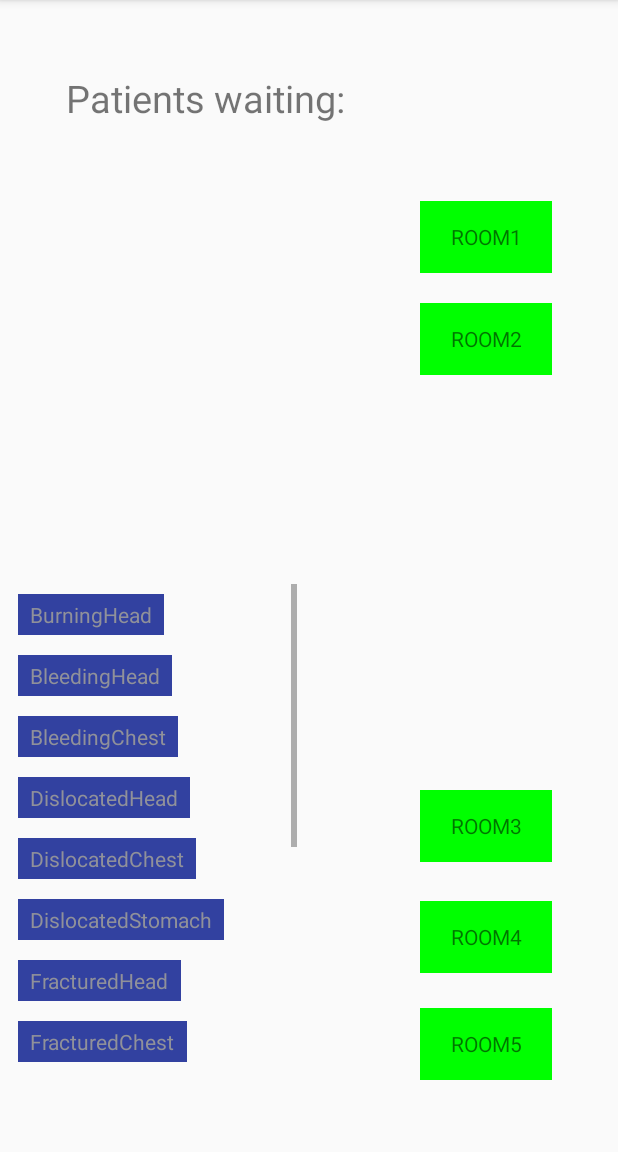
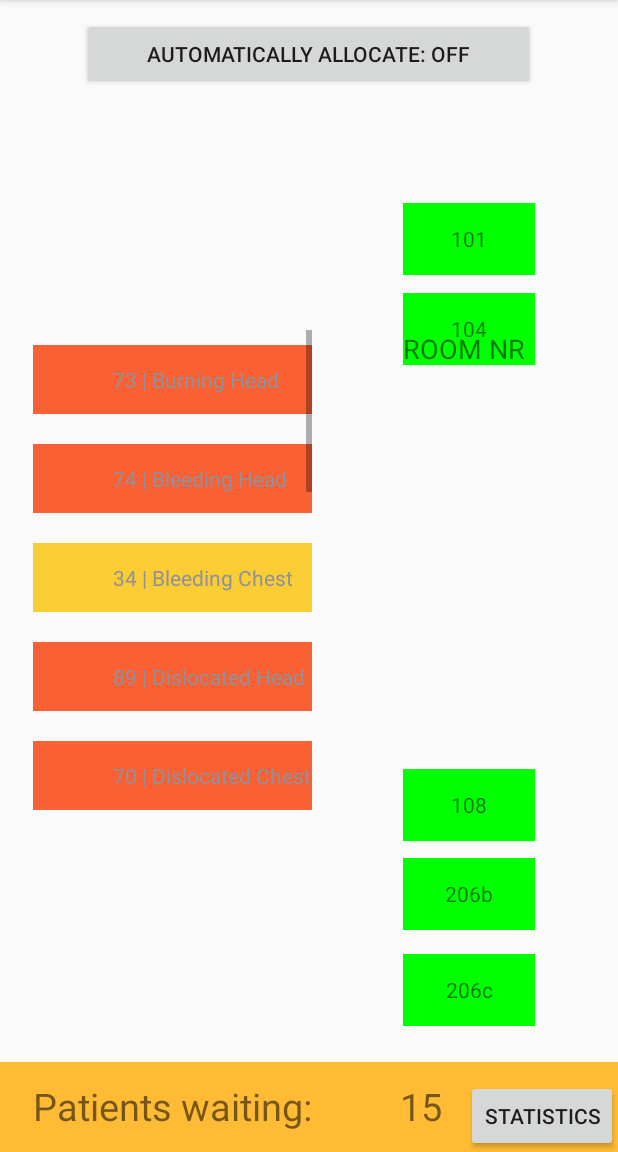
Before and after one commit to CSE-Hack-18/ER-To-Go, an Android app: the RoomsAndPatientsQueue screen opened directly, with no data from a screen before it, on a phone screen of 412 x 824 dp, the part 84-1236 px from its top. Run offline under Robolectric (Android 15) with nearby library versions, the phone set to English and light mode, and no system bars.

Commit message:
improves doctor functionality

```diff
--- /dev/null
+++ b/ERToGo/app/src/main/java/com/er_to_go/MockPatients.java
@@ -0,0 +1,15 @@
+package com.er_to_go;
+
+import android.os.AsyncTask;
+
+
+public class MockPatients extends AsyncTask<Void, Void, Void> {
+
+    @Override
+    protected Void doInBackground(Void... voids) {
+
+        return null;
+
+    }
+
+}
--- a/ERToGo/app/src/main/java/com/er_to_go/RoomsAndPatientsQueue.java
+++ b/ERToGo/app/src/main/java/com/er_to_go/RoomsAndPatientsQueue.java
@@ -10,29 +10,18 @@ import android.widget.LinearLayout;
 import android.widget.TextView;
 
 import java.util.ArrayList;
-import java.util.List;
-
 
 public class RoomsAndPatientsQueue extends AppCompatActivity {
-    private TextView head;
 
-    private LinearLayout waiting_list;
+    public TextView waiting_count;
 
-    private String[] sampleText = {
-            "Bleeding Leg",
-            "Fractured back",
-            "Cracked skull",
-            "Dislocated Shoulder",
-            "Bleeding skull",
+    public LinearLayout waiting_list;
 
-
-    };
-
-    private String[] sampleVerb = {
+    public static String[] sampleVerb = {
             "Bruising", "Burning", "Bleeding", "Dislocated", "Fractured", "Other"
     };
 
-    private String[] sampleBody = {
+    public static String[] sampleBody = {
             "Head", "Chest", "Stomach", "Arm", "Leg", "Leg"
     };
 
@@ -44,17 +33,15 @@ public class RoomsAndPatientsQueue extends AppCompatActivity {
     protected void onCreate(Bundle savedInstanceState) {
         super.onCreate(savedInstanceState);
         setContentView(R.layout.activity_rooms_and_patients_queue);
-        //head = findViewById(R.id.textView5);
-        //head.setAlpha(0.99f);
+        waiting_count = findViewById(R.id.waiting_count);
 
         waiting_list = (LinearLayout) findViewById(R.id.waiting_list);
 
-
         LinearLayout.LayoutParams params = new LinearLayout.LayoutParams(
-                LinearLayout.LayoutParams.WRAP_CONTENT,
+                500,
                 LinearLayout.LayoutParams.WRAP_CONTENT
         );
-        params.setMargins(0, 10, 0, 10);
+        params.setMargins(0, 15, 0, 15);
 
         for (int i = 0; i < 6; i++) {
             for (int j = 0; j < 6; j++) {
@@ -62,18 +49,29 @@ public class RoomsAndPatientsQueue extends AppCompatActivity {
                     break;
                 }
 
+                int rand = (int) (Math.random() * 100);
+
                 TextView tv = new TextView(getApplicationContext());
-                tv.setText(sampleVerb[i] + sampleBody[j]);
+                tv.setText(rand + " | " + sampleVerb[i] + " " + sampleBody[j]);
                 tv.setAlpha(0.99f);
                 tv.setOnLongClickListener(longClickListener);
-                tv.setBackgroundResource(R.color.colorPrimaryDark);
-                tv.setPadding(12, 6, 12, 6);
+
+                if (rand > 66) {
+                    tv.setBackgroundResource(R.color.Important);
+                } else if (rand > 33) {
+                    tv.setBackgroundResource(R.color.Medium);
+                } else {
+                    tv.setBackgroundResource(R.color.Low);
+                }
+
+                tv.setPadding(80, 20, 80, 20);
                 tv.setLayoutParams(params);
                 waiting_list.addView(tv);
             }
 
         }
 
+        waiting_count.setText(waiting_list.getChildCount() + "");
 
         for (int i = 0; i < room_ids.length; i++) {
             rooms.add(findViewById(room_ids[i]));
@@ -90,7 +88,9 @@ public class RoomsAndPatientsQueue extends AppCompatActivity {
         public boolean onLongClick(View v) {
             ClipData data = ClipData.newPlainText("","");
             View.DragShadowBuilder shadowBuilder = new View.DragShadowBuilder(v);
+            v.setBackgroundColor(getResources().getColor(R.color.grey));
             v.startDrag(data,shadowBuilder,v,0);
+            v.setAlpha(0.0f);
 
             return false;
         }
@@ -114,6 +114,7 @@ public class RoomsAndPatientsQueue extends AppCompatActivity {
                    if(view.getAlpha() != 1.0) {
                        ((ViewManager)view.getParent()).removeView(view);
                        v.setBackgroundResource(R.color.red);
+                       waiting_count.setText(waiting_list.getChildCount() + "");
                    }
 
                    break;
--- a/ERToGo/app/src/main/res/layout/activity_rooms_and_patients_queue.xml
+++ b/ERToGo/app/src/main/res/layout/activity_rooms_and_patients_queue.xml
@@ -10,64 +10,91 @@
         android:id="@+id/ROOM1"
         android:layout_width="88dp"
         android:layout_height="48dp"
+
         android:layout_alignParentTop="true"
-        android:layout_alignStart="@+id/textView2"
-        android:layout_marginTop="134dp"
+        android:layout_alignStart="@+id/ROOM2"
+        android:layout_marginTop="135dp"
         android:background="#00FF00"
         android:gravity="center"
-
-        android:text="ROOM1" />
+        android:radius="10dp"
+        android:text="101" />
 
     <TextView
         android:id="@+id/ROOM2"
         android:layout_width="88dp"
         android:layout_height="48dp"
         android:layout_alignParentTop="true"
-        android:layout_alignStart="@+id/textView2"
-        android:layout_marginTop="202dp"
+        android:layout_alignStart="@+id/ROOM3"
+        android:layout_marginTop="195dp"
         android:background="#00FF00"
         android:gravity="center"
-        android:text="ROOM2" />
+        android:radius="10dp"
+        android:text="104" />
 
     <TextView
         android:id="@+id/ROOM3"
         android:layout_width="88dp"
         android:layout_height="48dp"
+        android:layout_alignEnd="@+id/auto_alloc"
         android:layout_alignParentBottom="true"
-        android:layout_alignStart="@+id/textView2"
-        android:layout_marginBottom="193dp"
+        android:layout_marginBottom="207dp"
         android:background="#00FF00"
         android:gravity="center"
-        android:text="ROOM3" />
+        android:radius="10dp"
+        android:text="108" />
 
     <TextView
         android:id="@+id/ROOM4"
         android:layout_width="88dp"
         android:layout_height="48dp"
         android:layout_alignParentBottom="true"
-        android:layout_alignStart="@+id/textView2"
-        android:layout_marginBottom="119dp"
+        android:layout_alignStart="@+id/ROOM1"
+        android:layout_marginBottom="148dp"
         android:background="#00FF00"
         android:gravity="center"
-        android:text="ROOM4" />
+        android:radius="10dp"
+        android:text="206b" />
 
     <TextView
         android:id="@+id/ROOM5"
         android:layout_width="88dp"
         android:layout_height="48dp"
         android:layout_alignParentBottom="true"
-        android:layout_alignStart="@+id/textView2"
-        android:layout_marginBottom="48dp"
+        android:layout_alignStart="@+id/ROOM1"
+        android:layout_marginBottom="84dp"
         android:background="#00FF00"
         android:gravity="center"
-        android:text="ROOM5" />
+        android:radius="10dp"
+        android:text="206c" />
+
+    <ImageView
+        android:id="@+id/imageView"
+        android:layout_width="match_parent"
+        android:layout_height="60dp"
+        android:layout_alignParentBottom="true"
+        android:layout_alignParentStart="true"
+        android:layout_marginStart="0dp"
+        app:srcCompat="@android:color/holo_orange_light" />
 
     <TextView
-        android:id="@+id/textView"
+        android:id="@+id/waiting_count"
+        android:layout_width="81dp"
+        android:layout_height="wrap_content"
+        android:layout_alignParentEnd="true"
+        android:layout_alignTop="@+id/textView9"
+        android:layout_marginEnd="64dp"
+        android:text="0"
+        android:textSize="25dp"
+        app:layout_constraintStart_toStartOf="parent"
+        app:layout_constraintTop_toTopOf="parent" />
+
+    <TextView
+        android:id="@+id/textView9"
         android:layout_width="wrap_content"
         android:layout_height="wrap_content"
-        android:layout_marginStart="44dp"
-        android:layout_marginTop="48dp"
+        android:layout_alignParentBottom="true"
+        android:layout_alignStart="@+id/waiting_patients"
+        android:layout_marginBottom="13dp"
         android:text="Patients waiting:"
         android:textSize="25dp"
         app:layout_constraintStart_toStartOf="parent"
@@ -78,19 +105,18 @@
         android:layout_width="wrap_content"
         android:layout_height="38dp"
         android:layout_alignParentEnd="true"
-        android:layout_alignTop="@+id/textView"
+        android:layout_alignTop="@+id/waiting_count"
         android:layout_marginEnd="132dp"
-        app:layout_constraintStart_toEndOf="@+id/textView"
+        app:layout_constraintStart_toEndOf="@+id/waiting_count"
         app:layout_constraintTop_toTopOf="parent" />
 
     <ScrollView
         android:id="@+id/waiting_patients"
         android:layout_width="186dp"
         android:layout_height="327dp"
-        android:layout_alignParentBottom="true"
         android:layout_alignParentStart="true"
-        android:layout_marginBottom="51dp"
-        android:layout_marginStart="12dp">
+        android:layout_centerVertical="true"
+        android:layout_marginStart="22dp">
 
         <LinearLayout
             android:id="@+id/waiting_list"
@@ -101,4 +127,30 @@
         </LinearLayout>
     </ScrollView>
 
+    <Button
+        android:id="@+id/auto_alloc"
+        android:layout_width="302dp"
+        android:layout_height="wrap_content"
+        android:layout_alignParentTop="true"
+        android:layout_centerHorizontal="true"
+        android:layout_marginTop="12dp"
+        android:text="Automatically Allocate: OFF" />
+
+    <TextView
+        android:id="@+id/textView10"
+        android:layout_width="wrap_content"
+        android:layout_height="wrap_content"
+        android:layout_alignStart="@+id/ROOM1"
+        android:layout_alignTop="@+id/waiting_patients"
+        android:text="ROOM NR"
+        android:textSize="18sp" />
+
+    <Button
+        android:id="@+id/gotoStatistics"
+        android:layout_width="wrap_content"
+        android:layout_height="wrap_content"
+        android:layout_alignParentBottom="true"
+        android:layout_alignParentEnd="true"
+        android:text="Statistics" />
+
 </RelativeLayout>
--- a/ERToGo/app/src/main/res/layout/self_diag_part.xml
+++ b/ERToGo/app/src/main/res/layout/self_diag_part.xml
@@ -75,10 +75,10 @@
         android:layout_height="wrap_content"
         android:layout_marginStart="36dp"
         app:layout_constraintStart_toStartOf="parent"
-        app:layout_constraintTop_toBottomOf="@+id/textView" />
+        app:layout_constraintTop_toBottomOf="@+id/waiting_count" />
 
     <TextView
-        android:id="@+id/textView"
+        android:id="@+id/waiting_count"
         android:layout_width="90dp"
         android:layout_height="21dp"
         android:layout_marginStart="16dp"
@@ -94,7 +94,7 @@
         android:layout_marginStart="128dp"
         android:layout_marginTop="28dp"
         android:text="Intensity/Pain"
-        app:layout_constraintStart_toEndOf="@+id/textView"
+        app:layout_constraintStart_toEndOf="@+id/waiting_count"
         app:layout_constraintTop_toBottomOf="@+id/spinner" />
 
     <TextView
@@ -104,7 +104,7 @@
         android:layout_marginStart="16dp"
         android:layout_marginTop="28dp"
         android:text="Age"
-        app:layout_constraintStart_toEndOf="@+id/textView"
+        app:layout_constraintStart_toEndOf="@+id/waiting_count"
         app:layout_constraintTop_toBottomOf="@+id/spinner" />
 
     <EditText
--- a/ERToGo/app/src/main/res/values/colors.xml
+++ b/ERToGo/app/src/main/res/values/colors.xml
@@ -5,4 +5,9 @@
     <color name="colorAccent">#b8d13434</color>
     <color name="red">#ff0000</color>
 
+    <color name="Important">#f95f31</color>
+    <color name="Medium">#f9cd31</color>
+    <color name="Low">#31f93e</color>
+    <color name="grey">#919191</color>
+
 </resources>
```
